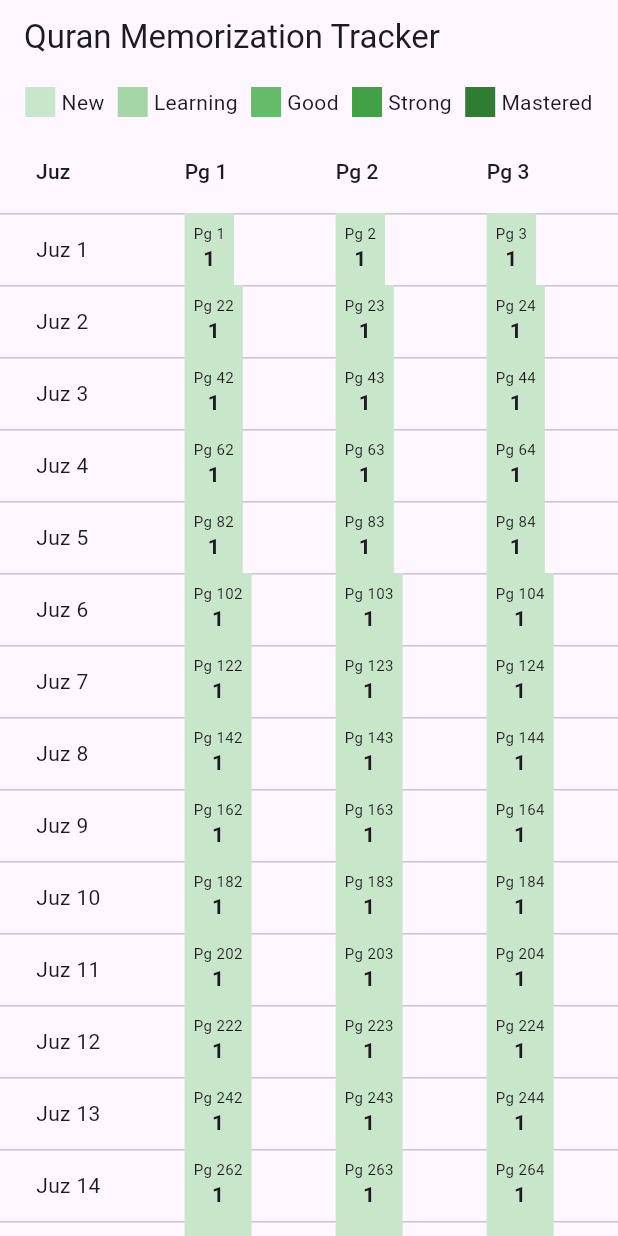
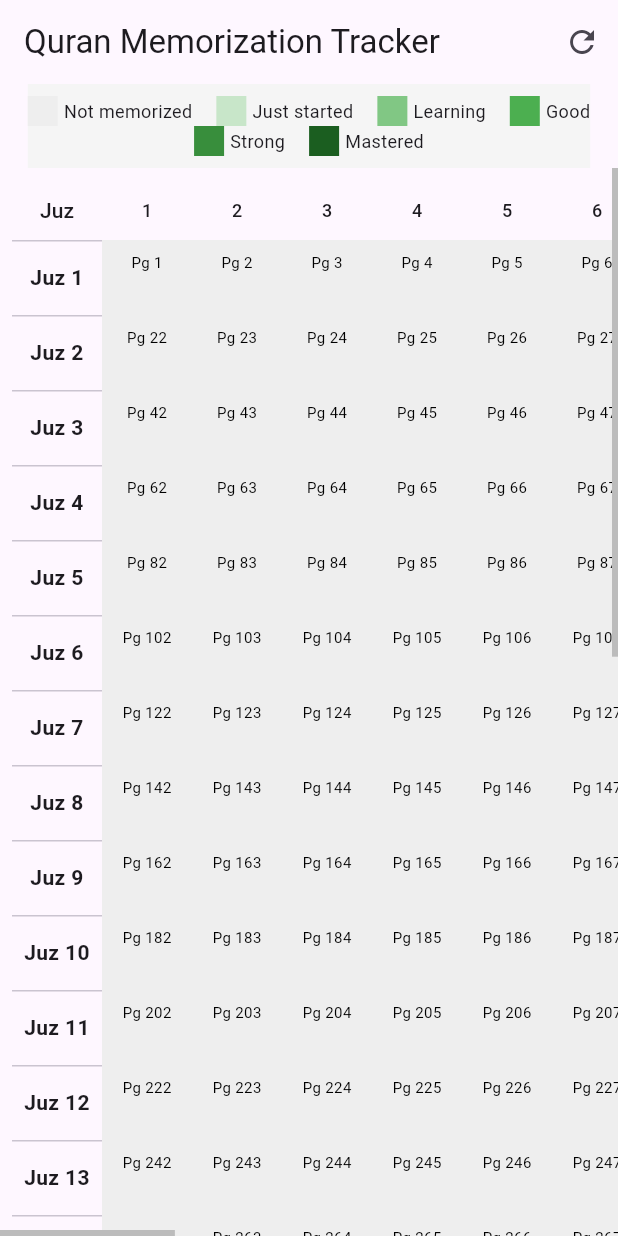
Before and after one commit to Fazwalrus/quran_memorization_tracker, a Flutter app: the screen it shows after launch, on a phone screen of 412 x 824 dp. Run offline on Flutter 3.47's test engine with Material 3 defaults, Android fonts, the phone set to English and light mode, and no system bars; our stand-ins replace shared_preferences.

Commit message:
Improve UI

```diff
--- a/lib/main.dart
+++ b/lib/main.dart
@@ -35,11 +35,12 @@ class MemorizationGridState extends State<MemorizationGrid> {
   late List<List<int>> data;
   late List<int> pagesPerJuz;
   bool _isLoading = true;
+  final ScrollController _horizontalScrollController = ScrollController();
+  final ScrollController _verticalScrollController = ScrollController();
 
   @override
   void initState() {
     super.initState();
-    // Initialize the correct number of pages for each juz
     pagesPerJuz = List.generate(juzCount, (index) {
       if (index == 0) return 21;    // Juz 1 has 21 pages
       if (index == 29) return 23;   // Juz 30 has 23 pages
@@ -56,7 +57,6 @@ class MemorizationGridState extends State<MemorizationGrid> {
       List<dynamic> jsonData = json.decode(savedData);
       data = jsonData.map((row) => List<int>.from(row)).toList();
 
-      // Validate data structure matches our pagesPerJuz configuration
       if (data.length != juzCount ||
           data.asMap().entries.any((entry) => entry.value.length != pagesPerJuz[entry.key])) {
         _initializeDefaultData();
@@ -71,7 +71,7 @@ class MemorizationGridState extends State<MemorizationGrid> {
   }
 
   void _initializeDefaultData() {
-    data = List.generate(juzCount, (juz) => List.generate(pagesPerJuz[juz], (_) => 1));
+    data = List.generate(juzCount, (juz) => List.generate(pagesPerJuz[juz], (_) => 0));
   }
 
   Future<void> _saveData() async {
@@ -81,30 +81,31 @@ class MemorizationGridState extends State<MemorizationGrid> {
 
   void _updateStrength(int juzIndex, int pageIndex) async {
     setState(() {
-      data[juzIndex][pageIndex] = (data[juzIndex][pageIndex] % 5) + 1;
+      data[juzIndex][pageIndex] = (data[juzIndex][pageIndex] + 1) % 6;
     });
     await _saveData();
   }
 
   Color getStrengthColor(int level) {
     switch (level) {
+      case 0:
+        return Colors.grey[200]!;
       case 1:
         return Colors.green[100]!;
       case 2:
-        return Colors.green[200]!;
+        return Colors.green[300]!;
       case 3:
-        return Colors.green[400]!;
+        return Colors.green[500]!;
       case 4:
-        return Colors.green[600]!;
+        return Colors.green[700]!;
       case 5:
-        return Colors.green[800]!;
+        return Colors.green[900]!;
       default:
         return Colors.grey;
     }
   }
 
   int getPageNumber(int juzIndex, int pageIndex) {
-    // Calculate the actual Quran page number
     int pageNumber = 1;
     for (int i = 0; i < juzIndex; i++) {
       pageNumber += pagesPerJuz[i];
@@ -121,20 +122,53 @@ class MemorizationGridState extends State<MemorizationGrid> {
       );
     }
 
-    // Find the maximum number of pages in any juz for column generation
     int maxPages = pagesPerJuz.reduce((a, b) => a > b ? a : b);
 
     return Scaffold(
       appBar: AppBar(
         title: const Text('Quran Memorization Tracker'),
-        bottom: PreferredSize(
-          preferredSize: const Size.fromHeight(30),
-          child: Padding(
-            padding: const EdgeInsets.all(8.0),
-            child: Row(
-              mainAxisAlignment: MainAxisAlignment.spaceEvenly,
+        actions: [
+          IconButton(
+            icon: const Icon(Icons.refresh),
+            onPressed: () {
+              showDialog(
+                context: context,
+                builder: (context) => AlertDialog(
+                  title: const Text('Reset All Data'),
+                  content: const Text('Are you sure you want to reset all memorization data?'),
+                  actions: [
+                    TextButton(
+                      onPressed: () => Navigator.pop(context),
+                      child: const Text('Cancel'),
+                    ),
+                    TextButton(
+                      onPressed: () {
+                        _initializeDefaultData();
+                        _saveData();
+                        Navigator.pop(context);
+                        setState(() {});
+                      },
+                      child: const Text('Reset'),
+                    ),
+                  ],
+                ),
+              );
+            },
+          ),
+        ],
+      ),
+      body: Column(
         children: [
-                _buildLegendItem(1, "New"),
+          // Legend
+          Container(
+            padding: const EdgeInsets.symmetric(vertical: 8),
+            color: Colors.grey[100],
+            child: Wrap(
+              alignment: WrapAlignment.center,
+              spacing: 16,
+              children: [
+                _buildLegendItem(0, "Not memorized"),
+                _buildLegendItem(1, "Just started"),
                 _buildLegendItem(2, "Learning"),
                 _buildLegendItem(3, "Good"),
                 _buildLegendItem(4, "Strong"),
@@ -142,28 +176,59 @@ class MemorizationGridState extends State<MemorizationGrid> {
               ],
             ),
           ),
+          // Grid
+          Expanded(
+            child: Scrollbar(
+              controller: _verticalScrollController,
+              thumbVisibility: true,
+              child: Scrollbar(
+                controller: _horizontalScrollController,
+                thumbVisibility: true,
+                notificationPredicate: (notification) => notification.depth == 1,
+                child: SingleChildScrollView(
+                  controller: _verticalScrollController,
+                  scrollDirection: Axis.vertical,
+                  child: SingleChildScrollView(
+                    controller: _horizontalScrollController,
+                    scrollDirection: Axis.horizontal,
+                    child: Padding(
+                      padding: const EdgeInsets.all(8.0),
+                      child: DataTable(
+                        columnSpacing: 0,
+                        horizontalMargin: 0,
+                        headingRowHeight: 40,
+                        dataRowHeight: 50, // Slightly taller to accommodate page numbers
+                        columns: [
+                          const DataColumn(
+                            label: SizedBox(
+                              width: 60,
+                              child: Text('Juz', textAlign: TextAlign.center)),
+                          ),
+                          ...List.generate(maxPages, (i) => DataColumn(
+                            label: SizedBox(
+                              width: 60, // Wider to accommodate page numbers
+                              child: Text(
+                                '${i + 1}',
+                                textAlign: TextAlign.center,
+                                style: const TextStyle(fontSize: 12),
                               ),
                             ),
-      body: SingleChildScrollView(
-        scrollDirection: Axis.horizontal,
-        child: SingleChildScrollView(
-          scrollDirection: Axis.vertical,
-          child: DataTable(
-            columns: [
-              const DataColumn(label: Text('Juz')),
-              ...List.generate(maxPages, (i) {
-                // Only show column label if this page exists in at least one juz
-                return DataColumn(
-                  label: Text('Pg ${i + 1}'),
-                  tooltip: 'Page ${i + 1}',
-                );
-              }),
+                          )),
                         ],
                         rows: List.generate(juzCount, (juzIndex) {
-              return DataRow(cells: [
-                DataCell(Text('Juz ${juzIndex + 1}')),
+                          return DataRow(
+                            cells: [
+                              DataCell(
+                                SizedBox(
+                                  width: 60,
+                                  child: Text(
+                                    'Juz ${juzIndex + 1}',
+                                    textAlign: TextAlign.center,
+                                    style: const TextStyle(fontWeight: FontWeight.bold),
+                                  ),
+                                ),
+                              ),
                               ...List.generate(maxPages, (pageIndex) {
-                  // Only show cell if this page exists in this juz
                                 if (pageIndex < pagesPerJuz[juzIndex]) {
                                   int level = data[juzIndex][pageIndex];
                                   int pageNum = getPageNumber(juzIndex, pageIndex);
@@ -171,41 +236,62 @@ class MemorizationGridState extends State<MemorizationGrid> {
                                     GestureDetector(
                                       onTap: () => _updateStrength(juzIndex, pageIndex),
                                       child: Container(
+                                        width: 60,
+                                        height: 50,
                                         color: getStrengthColor(level),
-                          padding: const EdgeInsets.all(6),
+                                        alignment: Alignment.center,
                                         child: Column(
+                                          mainAxisAlignment: MainAxisAlignment.center,
                                           children: [
-                              Text('Pg $pageNum',
-                                  style: const TextStyle(fontSize: 10)),
-                              Text(level.toString(),
-                                  style: const TextStyle(fontWeight: FontWeight.bold)),
+                                            Text(
+                                              'Pg $pageNum',
+                                              style: TextStyle(
+                                                fontSize: 10,
+                                                color: level > 2 ? Colors.white : Colors.black,
+                                              ),
+                                            ),
+                                            Text(
+                                              level == 0 ? '' : level.toString(),
+                                              style: TextStyle(
+                                                fontWeight: FontWeight.bold,
+                                                color: level > 2 ? Colors.white : Colors.black,
+                                              ),
+                                            ),
                                           ],
                                         ),
                                       ),
                                     ),
                                   );
                                 } else {
-                    return const DataCell(Text(''));
+                                  return const DataCell(SizedBox.shrink());
                                 }
-                })
-              ]);
+                              }),
+                            ],
+                          );
                         }),
                       ),
                     ),
+                  ),
+                ),
+              ),
+            ),
+          ),
+        ],
       ),
     );
   }
 
   Widget _buildLegendItem(int level, String label) {
     return Row(
+      mainAxisSize: MainAxisSize.min,
       children: [
         Container(
           width: 20,
           height: 20,
           color: getStrengthColor(level),
+          margin: const EdgeInsets.only(right: 4),
         ),
-        const SizedBox(width: 4),
-        Text(label),
+        Text(label, style: const TextStyle(fontSize: 12)),
       ],
     );
   }
```
Lines whose indentation alone changed are shown as unchanged.
